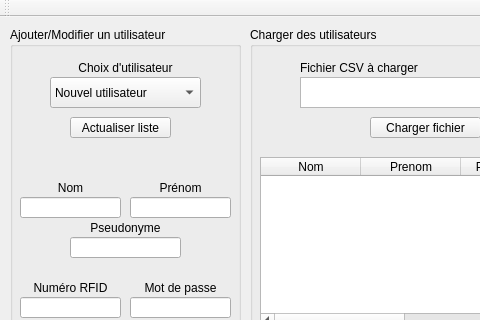
This is AdministratorApp/AdministratorApp.ui in YannFauquembergue/GestionAbri as Qt 5 draws it before an edit; both pictures show x 0 to 480 and y 0 to 320 of the 789 by 617 pixel window. The edited form follows.
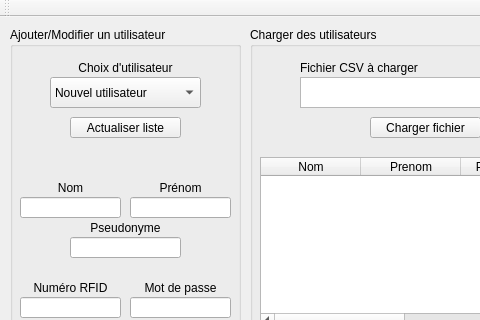
This is the edited form.

```diff
--- a/AdministratorApp/AdministratorApp.ui
+++ b/AdministratorApp/AdministratorApp.ui
@@ -233,7 +233,7 @@
       <rect>
        <x>60</x>
        <y>90</y>
-       <width>101</width>
+       <width>111</width>
        <height>21</height>
       </rect>
      </property>
```
